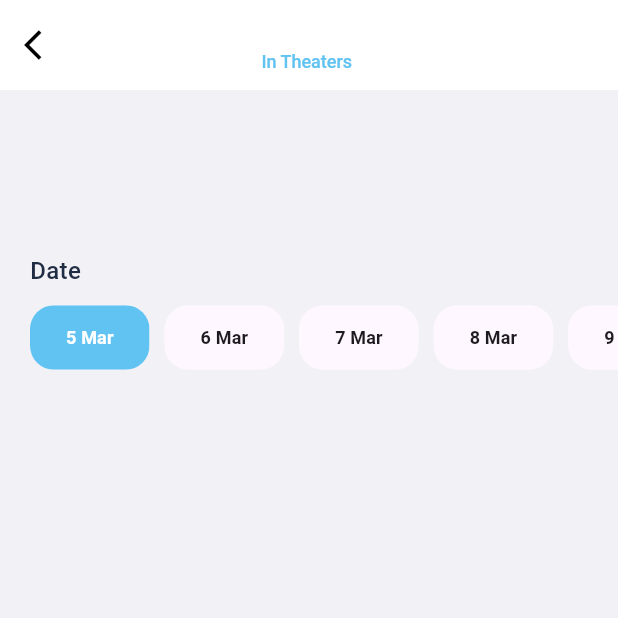
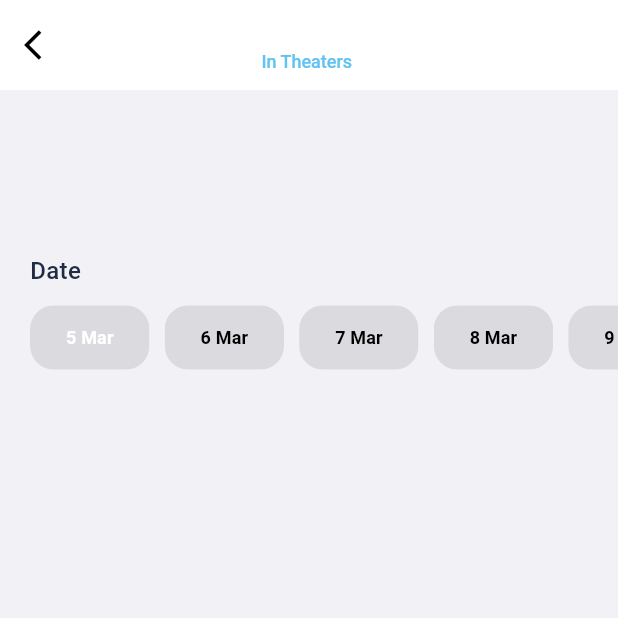
Before and after one commit to IbrahimBasit5802/movie-app, a Flutter app: the TheaterSelectPage screen opened directly with empty values, on a phone screen of 412 x 824 dp, the top half of it. Run offline on Flutter 3.47's test engine with Material 3 defaults, Android fonts, the phone set to English and light mode, and no system bars; our stand-ins replace bloc, dio, floor, flutter_bloc, flutter_dotenv, fluttertoast and 3 more; accounts and stored records are empty; generated files the repository leaves out were written again; network calls fail; Roboto replaces fonts that are missing (Poppins).

```diff
--- a/lib/pages/theater_select/ui/theater_select_page.dart
+++ b/lib/pages/theater_select/ui/theater_select_page.dart
@@ -2,6 +2,7 @@ import 'package:flutter/cupertino.dart';
 import 'package:flutter/material.dart';
 import 'package:go_router/go_router.dart';
 import 'package:movie_app/models/movie.dart';
+import 'package:movie_app/pages/widgets/custom_action_chip.dart';
 import 'package:movie_app/theme/colors.dart';
 import 'package:movie_app/util/date_formatter.dart';
 
@@ -54,10 +55,10 @@ class TheaterSelectPage extends StatelessWidget {
           )),
       body: Container(
         margin: const EdgeInsets.only(top: 100),
-        child: Column(
+        child: const Column(
           crossAxisAlignment: CrossAxisAlignment.start,
           children: [
-            const Padding(
+            Padding(
               padding: EdgeInsets.all(20.0),
               child: Text(
                 'Date',
@@ -73,88 +74,50 @@ class TheaterSelectPage extends StatelessWidget {
               scrollDirection: Axis.horizontal,
               child: Row(
                 children: [
-                  const SizedBox(width: 20),
-                  ActionChip(
-                    side: BorderSide.none,
-                    color: MaterialStateProperty.all(kLightBlue),
-                    labelPadding:
-                        const EdgeInsets.symmetric(horizontal: 16, vertical: 5),
-                    shape: RoundedRectangleBorder(
-                      borderRadius: BorderRadius.circular(16),
-                    ),
-                    label: const Text(
-                      "5 Mar",
-                      style: TextStyle(
-                          fontSize: 12,
-                          fontWeight: FontWeight.w600,
-                          color: Colors.white),
-                    ),
-                    onPressed: () {},
+                  SizedBox(width: 20),
+                  CustomActionChip(
+                    label: '5 Mar',
+                    textColor: Colors.white,
+                    color: kActionChipColor,
                   ),
-                  const SizedBox(width: 10),
-                  ActionChip(
-                    side: BorderSide.none,
-                    labelPadding:
-                        const EdgeInsets.symmetric(horizontal: 16, vertical: 5),
-                    shape: RoundedRectangleBorder(
-                      borderRadius: BorderRadius.circular(16),
-                    ),
-                    label: const Text(
-                      "6 Mar",
-                      style:
-                          TextStyle(fontSize: 12, fontWeight: FontWeight.w600),
-                    ),
-                    onPressed: () {},
+                  SizedBox(width: 10),
+                  CustomActionChip(
+                    label: '6 Mar',
+                    textColor: Colors.black,
+                    color: kActionChipColor,
                   ),
-                  const SizedBox(width: 10),
-                  ActionChip(
-                    side: BorderSide.none,
-                    labelPadding:
-                        const EdgeInsets.symmetric(horizontal: 16, vertical: 5),
-                    shape: RoundedRectangleBorder(
-                      borderRadius: BorderRadius.circular(16),
-                    ),
-                    label: const Text(
-                      "7 Mar",
-                      style:
-                          TextStyle(fontSize: 12, fontWeight: FontWeight.w600),
-                    ),
-                    onPressed: () {},
+                  SizedBox(width: 10),
+                  CustomActionChip(
+                    label: '7 Mar',
+                    textColor: Colors.black,
+                    color: kActionChipColor,
                   ),
-                  const SizedBox(width: 10),
-                  ActionChip(
-                    side: BorderSide.none,
-                    labelPadding:
-                        const EdgeInsets.symmetric(horizontal: 16, vertical: 5),
-                    shape: RoundedRectangleBorder(
-                      borderRadius: BorderRadius.circular(16),
-                    ),
-                    label: const Text(
-                      "8 Mar",
-                      style:
-                          TextStyle(fontSize: 12, fontWeight: FontWeight.w600),
-                    ),
-                    onPressed: () {},
+                  SizedBox(width: 10),
+                  CustomActionChip(
+                    label: '8 Mar',
+                    textColor: Colors.black,
+                    color: kActionChipColor,
                   ),
-                  const SizedBox(width: 10),
-                  ActionChip(
-                    side: BorderSide.none,
-                    labelPadding:
-                        const EdgeInsets.symmetric(horizontal: 16, vertical: 5),
-                    shape: RoundedRectangleBorder(
-                      borderRadius: BorderRadius.circular(16),
-                    ),
-                    label: const Text(
-                      "9 Mar",
-                      style:
-                          TextStyle(fontSize: 12, fontWeight: FontWeight.w600),
-                    ),
-                    onPressed: () {},
+                  SizedBox(width: 10),
+                  CustomActionChip(
+                    label: '9 Mar',
+                    textColor: Colors.black,
+                    color: kActionChipColor,
                   ),
-                  const SizedBox(width: 10),
                 ],
               ),
             ),
+            SizedBox(height: 30),
+            // SingleChildScrollView(
+            //   child: Row(
+            //     mainAxisAlignment: MainAxisAlignment.start,
+            //     children: [
+            //       Card(
+            //         shape: ,
+            //       )
+            //     ],
+            //   ),
+            // )
             // Center(
             //   child: Container(
             //     padding: const EdgeInsets.only(right: 20),
--- /dev/null
+++ b/lib/pages/widgets/custom_action_chip.dart
@@ -0,0 +1,31 @@
+import 'package:flutter/material.dart';
+
+class CustomActionChip extends StatelessWidget {
+  final String label;
+  final Color color;
+  final Color textColor;
+
+  const CustomActionChip(
+      {super.key,
+      required this.label,
+      required this.color,
+      required this.textColor});
+
+  @override
+  Widget build(BuildContext context) {
+    return ActionChip(
+      side: BorderSide.none,
+      color: MaterialStateProperty.all(color),
+      labelPadding: const EdgeInsets.symmetric(horizontal: 16, vertical: 5),
+      shape: RoundedRectangleBorder(
+        borderRadius: BorderRadius.circular(16),
+      ),
+      label: Text(
+        label,
+        style: TextStyle(
+            fontSize: 12, fontWeight: FontWeight.w600, color: textColor),
+      ),
+      onPressed: () {},
+    );
+  }
+}
--- a/lib/theme/colors.dart
+++ b/lib/theme/colors.dart
@@ -7,6 +7,8 @@ const kLightBlue = Color(0xFF61C3F2);
 
 const kNavBarColor = Color(0xFF2E2739);
 
+const kActionChipColor = Color(0xFFDBDBDF);
+
 const List<Color> chipColors = [
   Color(0xFF15D2BC),
   Color(0xFFE26CA5),
--- a/pubspec.yaml
+++ b/pubspec.yaml
@@ -49,6 +49,7 @@ dependencies:
   flutter_secure_storage: ^9.0.0
   floor: ^1.4.2
   sqflite: ^2.3.0
+  youtube_player_flutter: ^8.1.2
 
 
 dev_dependencies:
```
Also changed, not shown: lib/pages/movie_detail/bloc/movie_detail_bloc.dart (+39 -0 lines), lib/pages/movie_detail/bloc/movie_detail_event.dart (+10 -0 lines), lib/pages/movie_detail/bloc/movie_detail_state.dart (+12 -0 lines), lib/pages/movie_detail/ui/movie_detail_page.dart (+49 -2 lines), lib/pages/widgets/movie_poster.dart (+25 -7 lines), lib/pages/widgets/movie_trailer.dart (added, +68 -0 lines), pubspec.lock, 1 other file.
